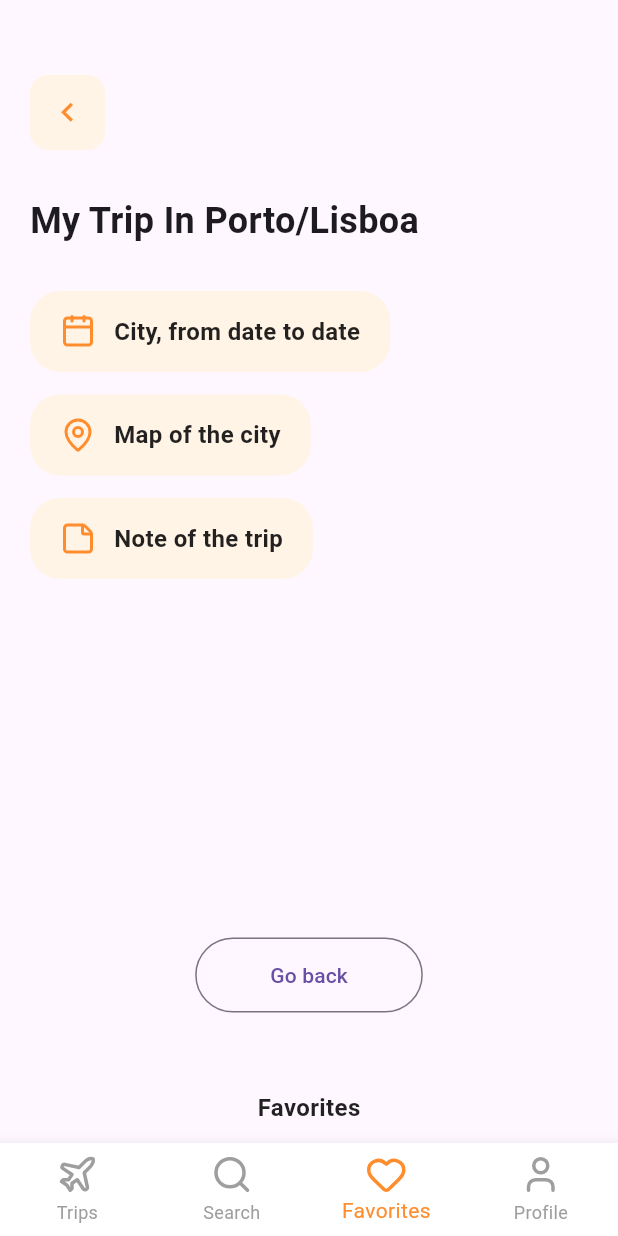
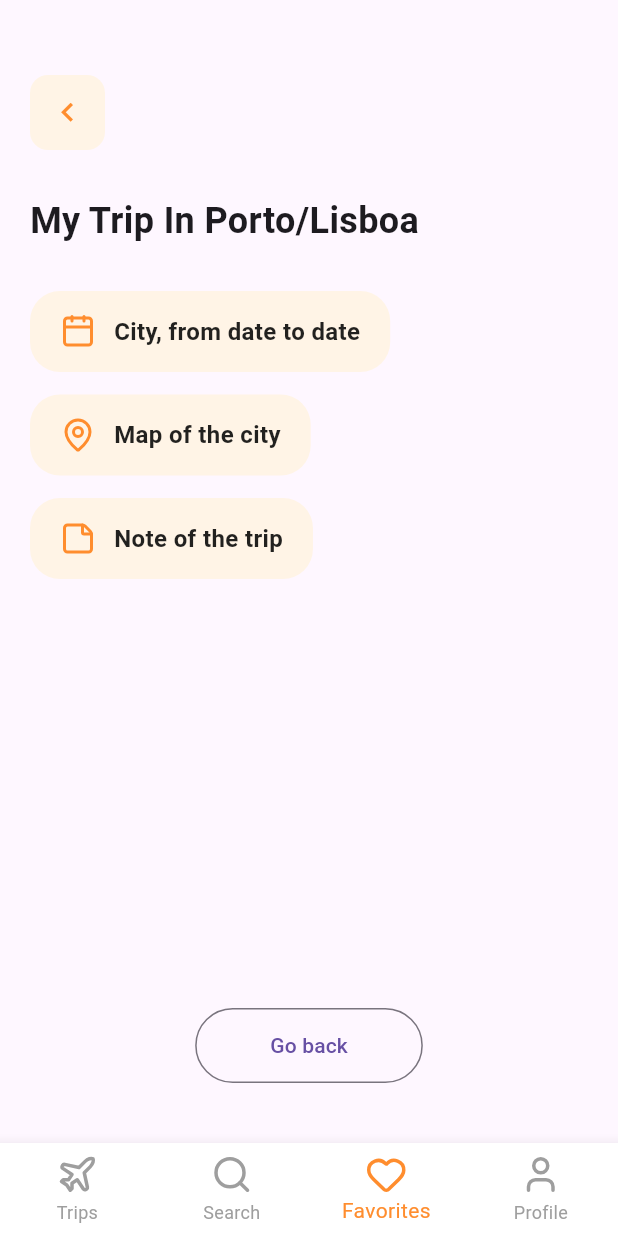
Before and after one commit to iassadki/nomad, a Flutter app: the my_trip screen opened by its route, on a phone screen of 412 x 824 dp. Run offline on Flutter 3.47's test engine with Material 3 defaults, Android fonts, the light colour scheme and no system bars; our stand-ins replace lucide_icons.

Commit message:
navbar fix #2

```diff
--- a/lib/components/bottom_nav_bar.dart
+++ b/lib/components/bottom_nav_bar.dart
@@ -12,21 +12,6 @@ class BottomNavBar extends StatelessWidget {
     required this.onTap,
     required this.context,
   }) : super(key: key);
-
-  String _getPageName(int index) {
-    switch (index) {
-      case 0:
-        return 'Trips';
-      case 1:
-        return 'Search';
-      case 2:
-        return 'Favorites';
-      case 3:
-        return 'Profile';
-      default:
-        return '';
-    }
-  }
 
   void _navigateTo(int index) {
     onTap(index);
@@ -51,21 +36,7 @@ class BottomNavBar extends StatelessWidget {
 
   @override
   Widget build(BuildContext context) {
-    return Column(
-      mainAxisSize: MainAxisSize.min,
-      children: [
-        Container(
-          padding: const EdgeInsets.symmetric(vertical: 12),
-          child: Text(
-            _getPageName(currentIndex),
-            style: const TextStyle(
-              fontSize: 16,
-              fontWeight: FontWeight.w600,
-              color: Colors.black87,
-            ),
-          ),
-        ),
-        BottomNavigationBar(
+    return BottomNavigationBar(
       currentIndex: currentIndex,
       onTap: _navigateTo,
       backgroundColor: Colors.white,
@@ -93,8 +64,6 @@ class BottomNavBar extends StatelessWidget {
               label: 'Profile',
             ),
           ],
-        ),
-      ],
         );
   }
 }
--- a/lib/screens/favorites.dart
+++ b/lib/screens/favorites.dart
@@ -1,5 +1,4 @@
 import 'package:flutter/material.dart';
-import '../components/custom_back_button.dart';
 import '../components/bottom_nav_bar.dart';
 
 class favorites extends StatefulWidget {
--- a/lib/screens/profile.dart
+++ b/lib/screens/profile.dart
@@ -1,5 +1,4 @@
 import 'package:flutter/material.dart';
-import '../components/custom_back_button.dart';
 import '../components/bottom_nav_bar.dart';
 
 class profile extends StatefulWidget {
--- a/lib/screens/search.dart
+++ b/lib/screens/search.dart
@@ -1,5 +1,4 @@
 import 'package:flutter/material.dart';
-import '../components/custom_back_button.dart';
 import '../components/bottom_nav_bar.dart';
 
 class search extends StatefulWidget {
```
Lines whose indentation alone changed are shown as unchanged.
